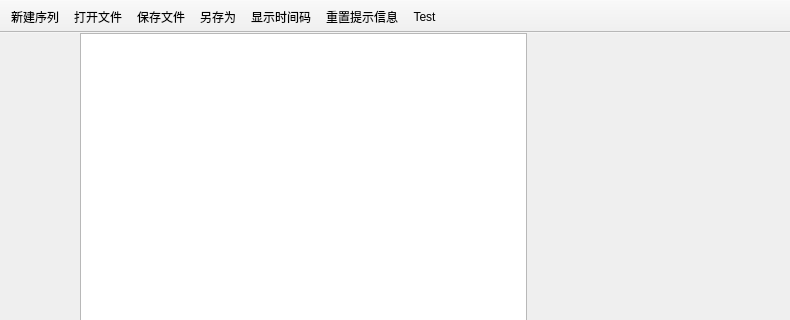
This is PaciMainWindow/pacimainwindow.ui in LambdaXIII/PaciQt as Qt 5 draws it before an edit; both pictures show x 0 to 790 and y 0 to 320 of the 790 by 473 pixel window. The edited form follows.
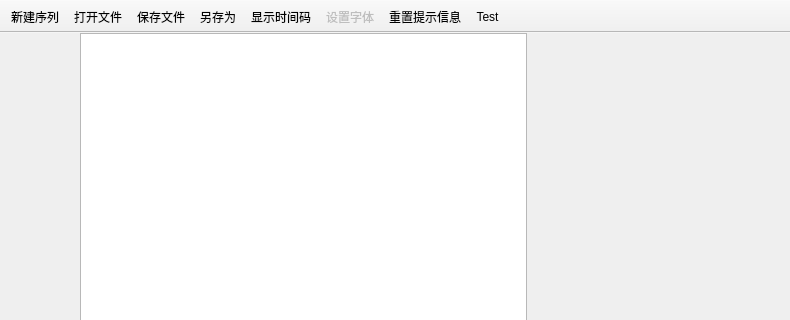
This is the edited form. Custom widgets are drawn as their Qt base class.

Commit message: font dialog installed

What changed in the file:
```diff
--- a/PaciMainWindow/pacimainwindow.ui
+++ b/PaciMainWindow/pacimainwindow.ui
@@ -96,6 +96,7 @@
    <addaction name="actionSave"/>
    <addaction name="actionSaveAs"/>
    <addaction name="actionShowTC"/>
+   <addaction name="actionSetupFont"/>
    <addaction name="actionResetWarnings"/>
    <addaction name="actionTest"/>
   </widget>
@@ -137,6 +138,14 @@
     <string>重置提示信息</string>
    </property>
   </action>
+  <action name="actionSetupFont">
+   <property name="enabled">
+    <bool>false</bool>
+   </property>
+   <property name="text">
+    <string>设置字体</string>
+   </property>
+  </action>
  </widget>
  <layoutdefault spacing="6" margin="11"/>
  <customwidgets>
```
The commit also changes 2 other files.
